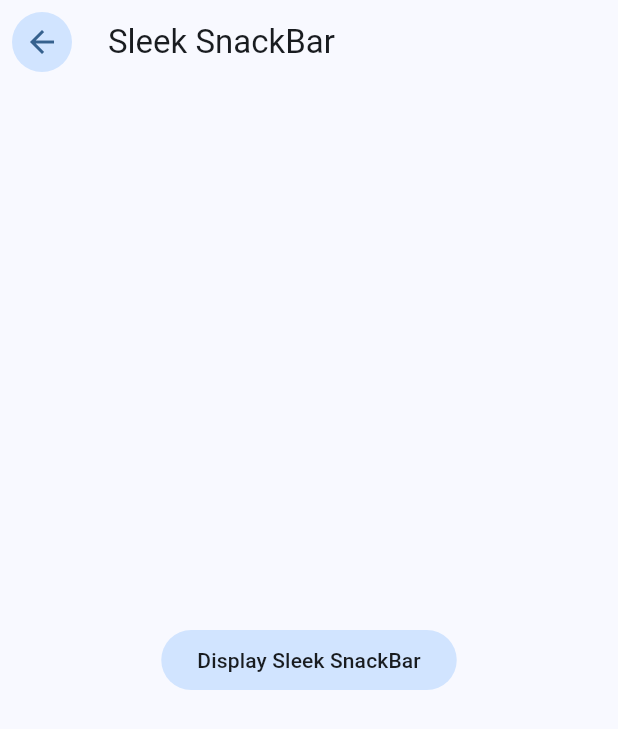
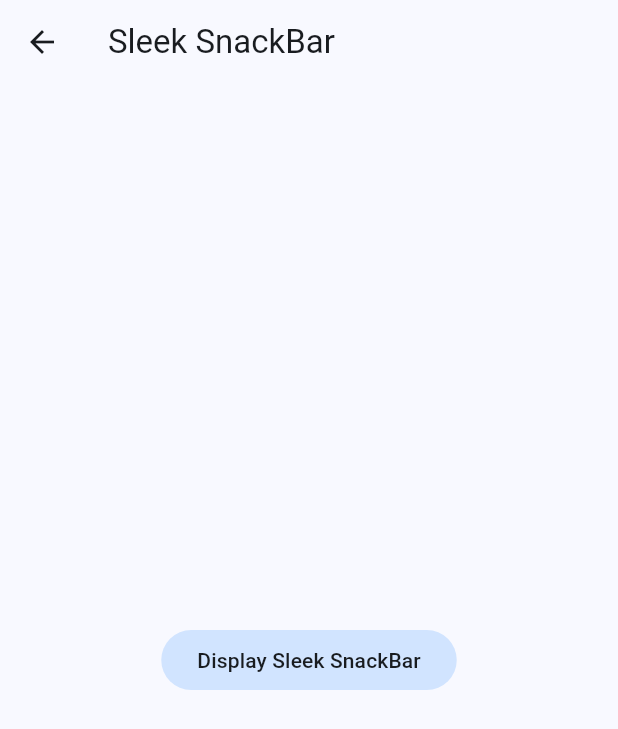
Before and after one commit to thruthesky/easy_design_system_backup_2024_09_24, a Flutter app: the SnackBarScreen screen opened directly, after a tap on "Sleek Style Snackbar", on a phone screen of 412 x 824 dp. Shown: the top 729 px of the screen. Run offline on Flutter 3.47's test engine with Material 3 defaults, Android fonts, the phone set to English and light mode, and no system bars; our stand-ins replace cached_network_image, rxdart, smooth_page_indicator; missing offline and left inert: loop_page_view.

Commit message:
update on sleek up

```diff
--- a/example/lib/screens/snackbar/snackbars.screen.dart
+++ b/example/lib/screens/snackbar/snackbars.screen.dart
@@ -16,6 +16,16 @@ class SnackBarScreen extends StatelessWidget {
           padding: const EdgeInsets.all(24.0),
           child: Wrap(
             children: [
+              ElevatedButton(
+                onPressed: () {
+                  ScaffoldMessenger.of(context).showSnackBar(
+                    const SnackBar(
+                      content: Text('This is a SnackBar'),
+                    ),
+                  );
+                },
+                child: const Text('Comic Style Snackbar'),
+              ),
               ElevatedButton(
                 onPressed: () => Navigator.of(context).push(
                   MaterialPageRoute(
--- a/lib/src/themes/sleek/sleek.theme.dart
+++ b/lib/src/themes/sleek/sleek.theme.dart
@@ -42,20 +42,6 @@ class SleekThemeData {
           borderRadius: BorderRadius.circular(24),
         ),
         highlightElevation: 0,
-      ),
-      iconButtonTheme: IconButtonThemeData(
-        style: ButtonStyle(
-          elevation: WidgetStateProperty.all(0),
-          foregroundColor: WidgetStateProperty.all(theme.colorScheme.primary),
-          backgroundColor: WidgetStateProperty.all(
-            theme.colorScheme.primaryContainer,
-          ),
-          shape: WidgetStateProperty.all(
-            RoundedRectangleBorder(
-              borderRadius: BorderRadius.circular(24),
-            ),
-          ),
-        ),
       ),
       inputDecorationTheme: theme.inputDecorationTheme.copyWith(
         filled: true,
```
Also changed, not shown: example/pubspec.lock.
